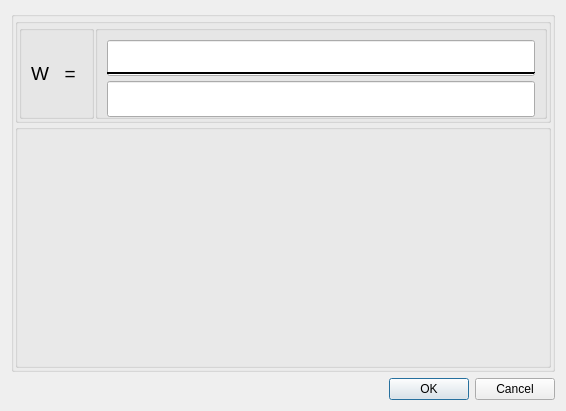
This is tfdialog.ui in MafuraG/CalcTF as Qt 5 draws it before an edit. The edited form follows.
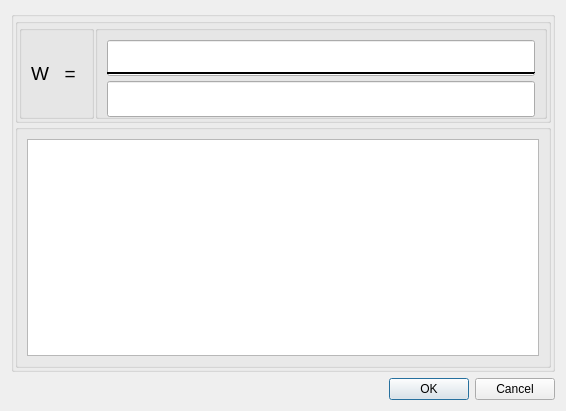
This is the edited form.

What changed in the file:
```diff
--- a/tfdialog.ui
+++ b/tfdialog.ui
@@ -582,6 +582,26 @@
         <property name="title">
          <string/>
         </property>
+        <layout class="QHBoxLayout" name="horizontalLayout_3">
+         <item>
+          <widget class="QTextEdit" name="TF_textEdit">
+           <property name="enabled">
+            <bool>true</bool>
+           </property>
+           <property name="font">
+            <font>
+             <pointsize>14</pointsize>
+            </font>
+           </property>
+           <property name="readOnly">
+            <bool>true</bool>
+           </property>
+           <property name="textInteractionFlags">
+            <set>Qt::TextSelectableByKeyboard|Qt::TextSelectableByMouse</set>
+           </property>
+          </widget>
+         </item>
+        </layout>
        </widget>
       </item>
      </layout>
```
